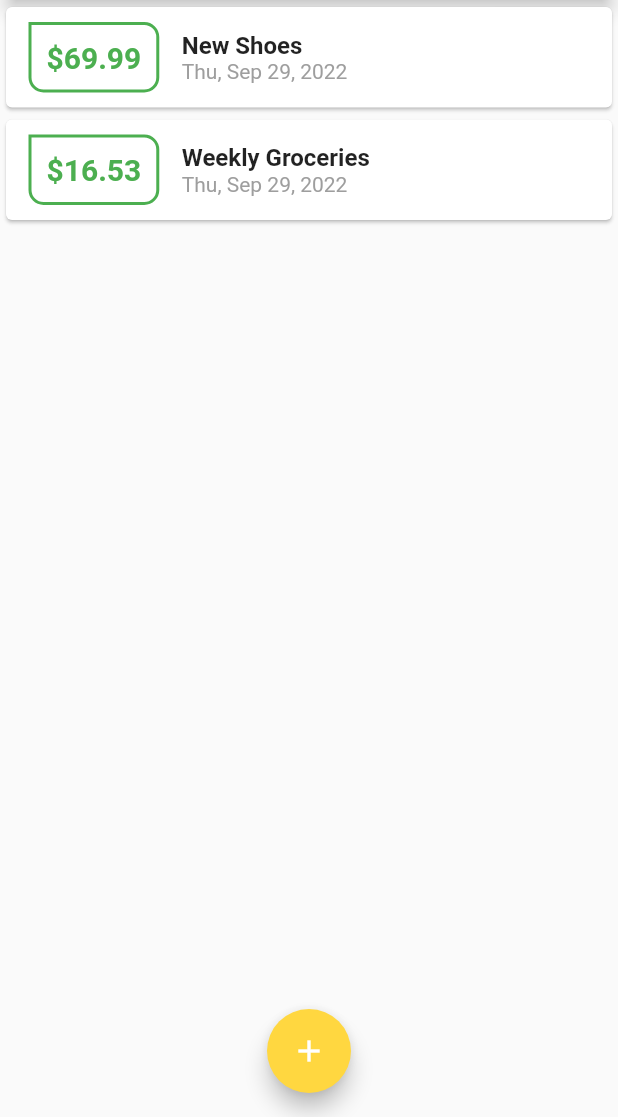
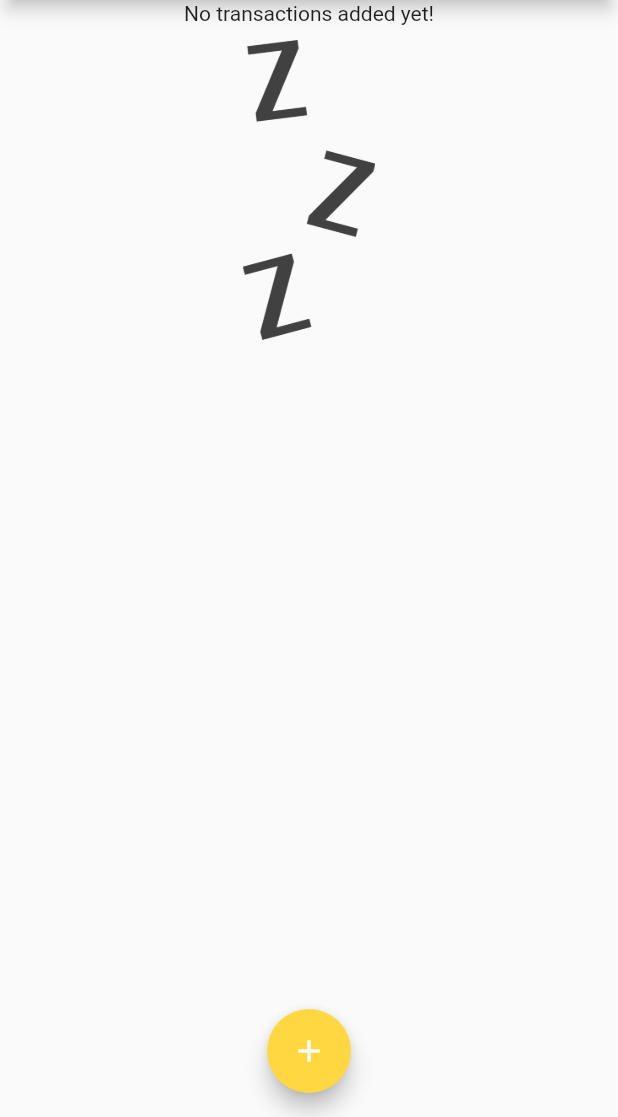
Before and after one commit to Jishan010/flutter_expense_app, a Flutter app: the screen it shows after launch, on a phone screen of 412 x 824 dp, the part 119-1236 px from its top. Run offline on Flutter 3.47's test engine with Material 2 defaults, Android fonts, the phone set to English and light mode, and no system bars.

Commit message:
If applied , this commit will add an image when there is no transaction

```diff
--- a/lib/main.dart
+++ b/lib/main.dart
@@ -41,7 +41,7 @@
 
 class _MyHomePageState extends State<MyHomePage> {
   final List<Transaction> _userTransactions = [
-    Transaction(
+   /* Transaction(
       id: 't1',
       title: 'New Shoes',
       amount: 69.99,
@@ -52,7 +52,7 @@
       title: 'Weekly Groceries',
       amount: 16.53,
       date: DateTime.now(),
-    ),
+    ),*/
   ];
 
   void _addNewTransaction(String txTitle, double txAmount) {
--- a/lib/widgets/transaction_list.dart
+++ b/lib/widgets/transaction_list.dart
@@ -4,14 +4,31 @@
 
 class TransactionList extends StatelessWidget {
   final List<Transaction> transactions;
+
   TransactionList(this.transactions);
 
   @override
   Widget build(BuildContext context) {
-    return  Container(
+    return Container(
       height: 300,
-      child: ListView.builder(
-        itemBuilder: (context,index){
+      child: transactions.isEmpty
+          ? Column(
+              children: [
+                Text('No transactions added yet!'),
+                SizedBox(
+                  height: 10,
+                ),
+                Container(
+                  height: 200,
+                  child: Image.asset(
+                    'assets/images/waiting.png',
+                    fit: BoxFit.cover,
+                  ),
+                ),
+              ],
+            )
+          : ListView.builder(
+              itemBuilder: (context, index) {
                 return Card(
                   child: Row(children: <Widget>[
                     Container(
@@ -21,11 +38,7 @@
                       ),
                       child: Text(
                         '\$${transactions[index].amount.toStringAsFixed(2)}',
-                  style: TextStyle(
-                    fontWeight: FontWeight.bold,
-                    fontSize: 20,
-                    color: Theme.of(context).primaryColor,
-                  ),
+                        style: Theme.of(context).textTheme.headline6,
                       ),
                       decoration: BoxDecoration(
                           border: Border.all(
@@ -43,12 +56,11 @@
                       children: <Widget>[
                         Text(
                           transactions[index].title,
-                    style: TextStyle(
-                      fontSize: 16,
-                      fontWeight: FontWeight.bold,
+                          style: Theme.of(context).textTheme.headline6,
                         ),
-                  ),
-                  Text(DateFormat.yMMMEd().format(transactions[index].date),
+                        Text(
+                            DateFormat.yMMMEd()
+                                .format(transactions[index].date),
                             style: TextStyle(
                               color: Colors.grey,
                             ))
--- a/pubspec.yaml
+++ b/pubspec.yaml
@@ -46,9 +46,8 @@
   uses-material-design: true
 
   # To add assets to your application, add an assets section, like this:
-  # assets:
-  #   - images/a_dot_burr.jpeg
-  #   - images/a_dot_ham.jpeg
+  assets:
+    - assets/images/waiting.png
 
   # An image asset can refer to one or more resolution-specific "variants", see
   # https://flutter.dev/assets-and-images/#resolution-aware.
```
Also changed, not shown: assets/images/waiting.png (added). Lines whose indentation alone changed are shown as unchanged.
